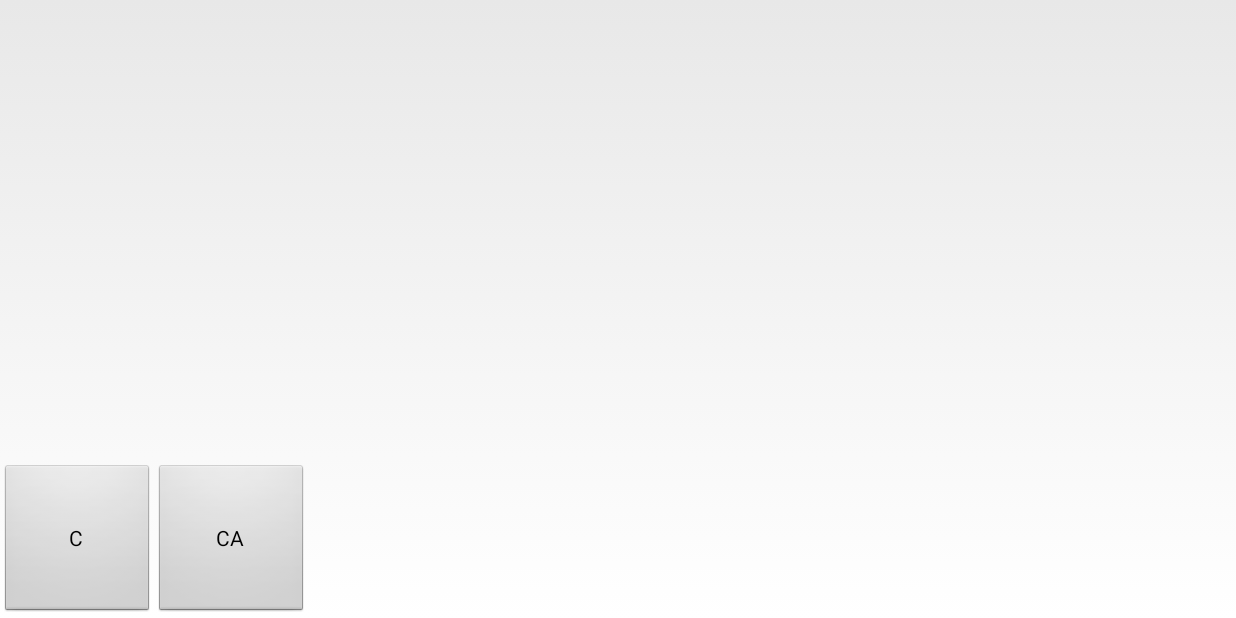
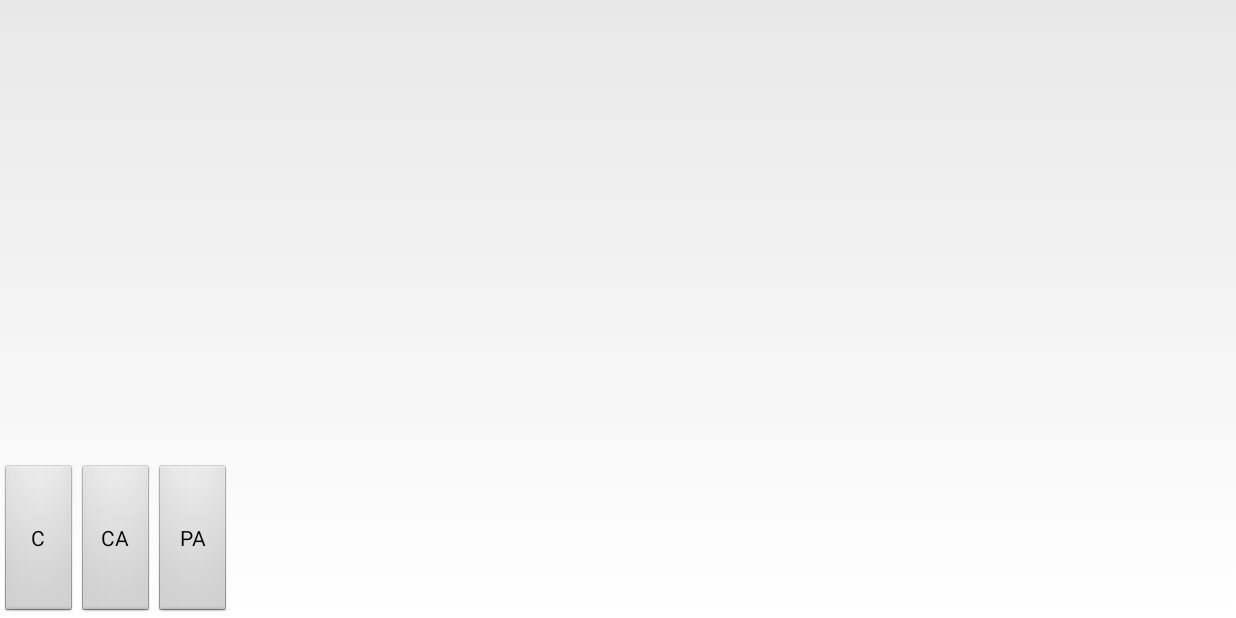
Before and after one commit to valerysig/SpeakHumanishAndroid, an Android app: the screen it shows after launch (MainActivity), on a phone screen of 824 x 412 dp (held sideways). Run offline under Robolectric (Android 15) with nearby library versions, the phone set to English and light mode, and no system bars; 6 statements that could not run were skipped.

Commit message:
Add the play all button

```diff
--- a/app/src/main/res/layout/activity_main.xml
+++ b/app/src/main/res/layout/activity_main.xml
@@ -36,7 +36,7 @@
             android:layout_rowWeight="1"
             android:layout_gravity="fill"
             android:orientation="horizontal"
-            android:weightSum="8"
+            android:weightSum="16"
             android:baselineAligned="false">
         <Button
                 android:id="@+id/clearOneButton"
@@ -50,11 +50,16 @@
                 android:layout_width="0dp"
                 android:layout_height="match_parent"
                 android:layout_weight="1"/>
+        <Button android:id="@+id/playAllButton"
+                android:text="PA"
+                android:layout_width="0dp"
+                android:layout_height="match_parent"
+                android:layout_weight="1"/>
         <android.support.v7.widget.RecyclerView
                 android:id="@+id/selectedCardsView"
                 android:layout_height="match_parent"
                 android:layout_width="0dp"
-                android:layout_weight="6"/>
+                android:layout_weight="13"/>
 
 
     </LinearLayout>
```
Also changed, not shown: app/src/main/java/com/valera/speakhumanish/activitties/MainActivity.kt (+11 -0 lines).
